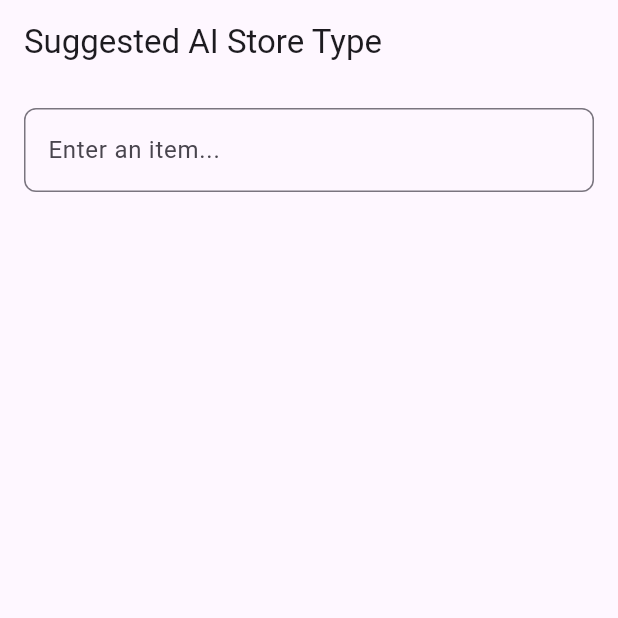
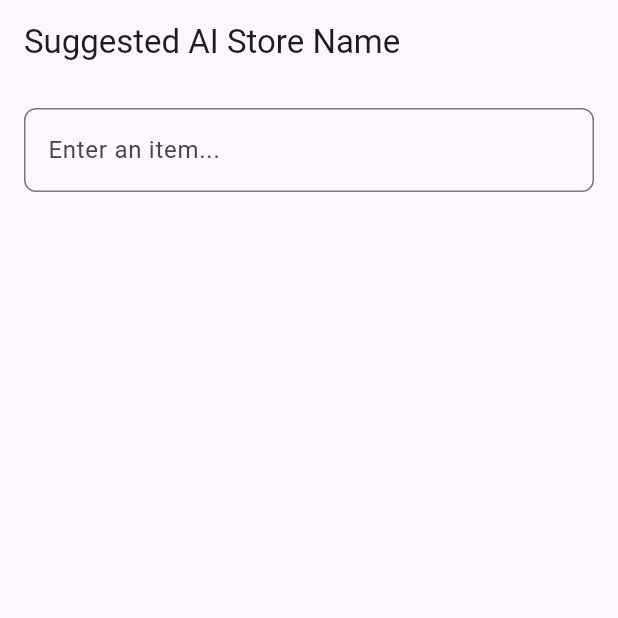
Before and after one commit to morpheus-30/new_feature, a Flutter app: the screen it shows after launch, on a phone screen of 412 x 824 dp, the top half of it. Run offline on Flutter 3.47's test engine with Material 3 defaults, Android fonts, the phone set to English and light mode, and no system bars.

Commit message:
changed store type to name

```diff
--- a/lib/api_helper.dart
+++ b/lib/api_helper.dart
@@ -7,7 +7,7 @@ class ApiHelper {
       'https://api.groq.com/openai/v1/chat/completions';
   static const String apiKey = '';
   static const String initalPrompt =
-      "You are a helpful assistant. Give me a list of 5 suggestions for the store type based on the given purchased item. They should be of the same type, like if the item is bread, it should suggest bakery, grocery store, etc., and they should be separated by commas. Don't include any other text, just the suggestions. Your purchased item is:";
+      "You are a helpful assistant. Give me a list of 5 suggestions for the famous store names based on the given purchased item. They should be of the same type, like if the item is burger then it should suggest Burger King, McDonald's, etc., and they should be separated by commas. Don't include any other text, just the suggestions. Your purchased item is:";
   // static const String initalPrompt =
   //     "You are a helpful assistant. Give me a list of 5 suggestions for the given prompt, they should be of same time, like is it is an apple it should suggest orange,banana,and so on and they should be separated by commas. Don't include any other text just the suggestions. Your prompt is:";
   static Future<List<String>> getSuggestions(String prompt) async {
--- a/lib/chip_input_screen.dart
+++ b/lib/chip_input_screen.dart
@@ -30,7 +30,7 @@ class _ChipInputScreenState extends State<ChipInputScreen> {
       },
       child: Scaffold(
         appBar: AppBar(
-          title: const Text('Suggested AI Store Type'),
+          title: const Text('Suggested AI Store Name'),
         ),
         body: Padding(
           padding: const EdgeInsets.all(16.0),
```
